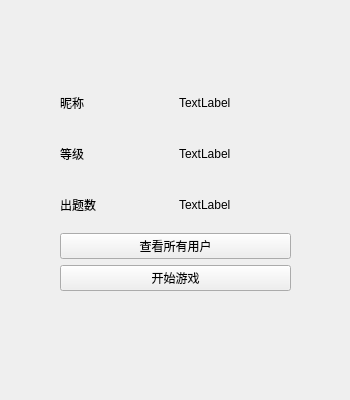
First picture: the form in questionerreadywidget.ui, repository Poeroz/wordgame, before the edit.
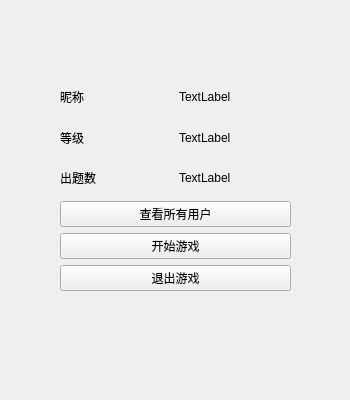
Second picture: the form after the edit.

What changed in the file:
```diff
--- a/questionerreadywidget.ui
+++ b/questionerreadywidget.ui
@@ -13,7 +13,7 @@
   <property name="windowTitle">
    <string>Form</string>
   </property>
-  <widget class="QWidget" name="">
+  <widget class="QWidget" name="layoutWidget">
    <property name="geometry">
     <rect>
      <x>60</x>
@@ -83,6 +83,13 @@
       </property>
      </widget>
     </item>
+    <item>
+     <widget class="QPushButton" name="exitBtn">
+      <property name="text">
+       <string>退出游戏</string>
+      </property>
+     </widget>
+    </item>
    </layout>
   </widget>
  </widget>
```
